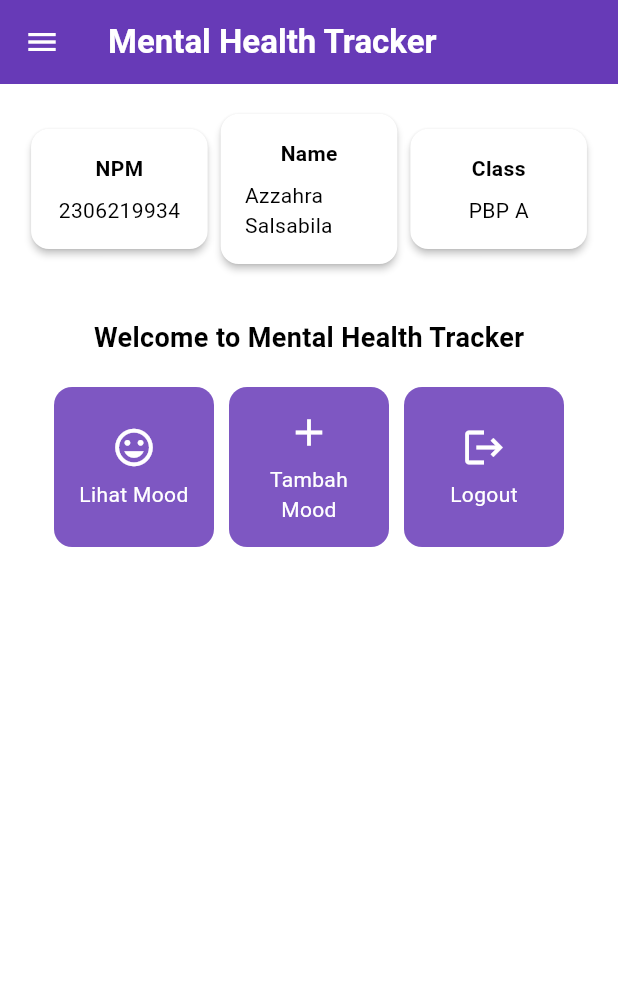
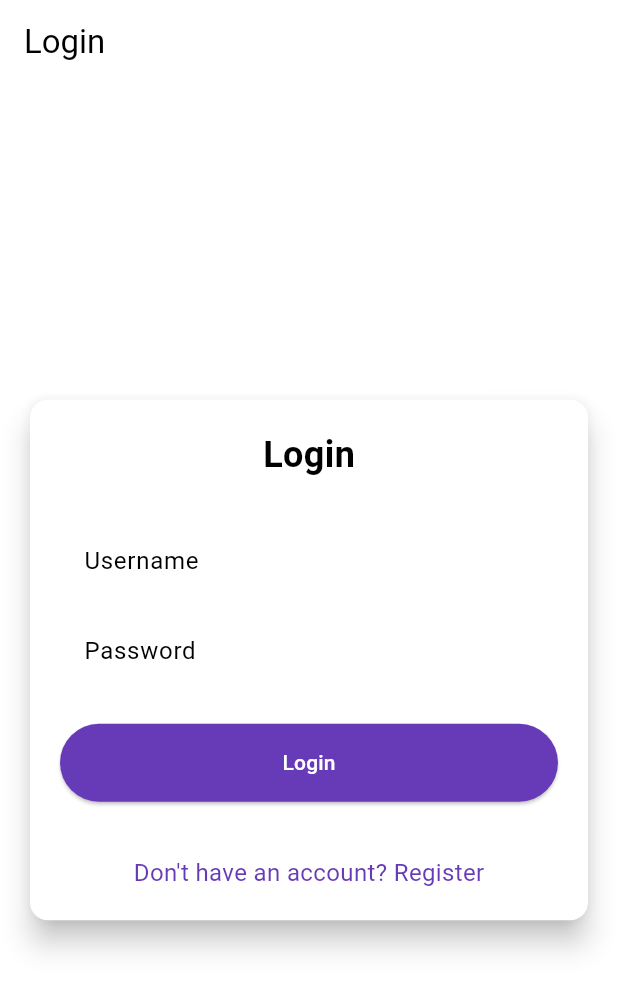
Before and after one commit to jalavienrose/mental-health-tracker-mobile, a Flutter app: the screen it shows after launch, on a phone screen of 412 x 824 dp. Shown: the top 991 px of the screen. Run offline on Flutter 3.47's test engine with Material 3 defaults, Android fonts, the phone set to English and light mode, and no system bars; missing offline and left inert: pbp_django_auth.

```diff
--- a/lib/main.dart
+++ b/lib/main.dart
@@ -1,5 +1,8 @@
 import 'package:flutter/material.dart';
 import 'package:mental_health_tracker/screens/menu.dart';
+import 'package:pbp_django_auth/pbp_django_auth.dart';
+import 'package:provider/provider.dart';
+import 'package:mental_health_tracker/screens/login.dart';
 
 void main() {
   runApp(const MyApp());
@@ -11,29 +14,21 @@ class MyApp extends StatelessWidget {
   // This widget is the root of your application.
   @override
   Widget build(BuildContext context) {
-    return MaterialApp(
-      title: 'Flutter Demo',
+    return Provider(
+      create: (_) {
+        CookieRequest request = CookieRequest();
+        return request;
+      },
+      child: MaterialApp(
+      title: 'Mental Health Tracker',
       theme: ThemeData(
+        useMaterial3: true,
         colorScheme: ColorScheme.fromSwatch(
             primarySwatch: Colors.deepPurple,
         ).copyWith(secondary: Colors.deepPurple[400]),
-        //
-        // TRY THIS: Try running your application with "flutter run". You'll see
-        // the application has a purple toolbar. Then, without quitting the app,
-        // try changing the seedColor in the colorScheme below to Colors.green
-        // and then invoke "hot reload" (save your changes or press the "hot
-        // reload" button in a Flutter-supported IDE, or press "r" if you used
-        // the command line to start the app).
-        //
-        // Notice that the counter didn't reset back to zero; the application
-        // state is not lost during the reload. To reset the state, use hot
-        // restart instead.
-        //
-        // This works for code too, not just values: Most code changes can be
-        // tested with just a hot reload.
-        useMaterial3: true,
       ),
-      home: MyHomePage(),
+      home: const LoginPage(),
+      ),
     );
   }
 }
--- /dev/null
+++ b/lib/screens/login.dart
@@ -0,0 +1,181 @@
+import 'package:mental_health_tracker/screens/menu.dart';
+import 'package:flutter/material.dart';
+import 'package:pbp_django_auth/pbp_django_auth.dart';
+import 'package:provider/provider.dart';
+import 'package:mental_health_tracker/screens/register.dart';
+
+void main() {
+  runApp(const LoginApp());
+}
+
+class LoginApp extends StatelessWidget {
+  const LoginApp({super.key});
+
+  @override
+  Widget build(BuildContext context) {
+    return MaterialApp(
+      title: 'Login',
+      theme: ThemeData(
+        useMaterial3: true,
+        colorScheme: ColorScheme.fromSwatch(
+          primarySwatch: Colors.deepPurple,
+        ).copyWith(secondary: Colors.deepPurple[400]),
+      ),
+      home: const LoginPage(),
+    );
+  }
+}
+
+class LoginPage extends StatefulWidget {
+  const LoginPage({super.key});
+
+  @override
+  State<LoginPage> createState() => _LoginPageState();
+}
+
+class _LoginPageState extends State<LoginPage> {
+  final TextEditingController _usernameController = TextEditingController();
+  final TextEditingController _passwordController = TextEditingController();
+
+  @override
+  Widget build(BuildContext context) {
+    final request = context.watch<CookieRequest>();
+
+    return Scaffold(
+      appBar: AppBar(
+        title: const Text('Login'),
+      ),
+      body: Center(
+        child: SingleChildScrollView(
+          padding: const EdgeInsets.all(16.0),
+          child: Card(
+            elevation: 8,
+            shape: RoundedRectangleBorder(
+              borderRadius: BorderRadius.circular(12.0),
+            ),
+            child: Padding(
+              padding: const EdgeInsets.all(20.0),
+              child: Column(
+                mainAxisSize: MainAxisSize.min,
+                children: [
+                  const Text(
+                    'Login',
+                    style: TextStyle(
+                      fontSize: 24.0,
+                      fontWeight: FontWeight.bold,
+                    ),
+                  ),
+                  const SizedBox(height: 30.0),
+                  TextField(
+                    controller: _usernameController,
+                    decoration: const InputDecoration(
+                      labelText: 'Username',
+                      hintText: 'Enter your username',
+                      border: OutlineInputBorder(
+                        borderRadius: BorderRadius.all(Radius.circular(12.0)),
+                      ),
+                      contentPadding:
+                          EdgeInsets.symmetric(horizontal: 12.0, vertical: 8.0),
+                    ),
+                  ),
+                  const SizedBox(height: 12.0),
+                  TextField(
+                    controller: _passwordController,
+                    decoration: const InputDecoration(
+                      labelText: 'Password',
+                      hintText: 'Enter your password',
+                      border: OutlineInputBorder(
+                        borderRadius: BorderRadius.all(Radius.circular(12.0)),
+                      ),
+                      contentPadding:
+                          EdgeInsets.symmetric(horizontal: 12.0, vertical: 8.0),
+                    ),
+                    obscureText: true,
+                  ),
+                  const SizedBox(height: 24.0),
+                  ElevatedButton(
+                    onPressed: () async {
+                      String username = _usernameController.text;
+                      String password = _passwordController.text;
+
+                      // Cek kredensial
+                      // TODO: Ganti URL dan jangan lupa tambahkan trailing slash (/) di akhir URL!
+                      // Untuk menyambungkan Android emulator dengan Django pada localhost,
+                      // gunakan URL http://10.0.2.2/
+                      final response = await request
+                          .login("http://127.0.0.1:8000/auth/login/", {
+                        'username': username,
+                        'password': password,
+                      });
+
+                      if (request.loggedIn) {
+                        String message = response['message'];
+                        String uname = response['username'];
+                        if (context.mounted) {
+                          Navigator.pushReplacement(
+                            context,
+                            MaterialPageRoute(
+                                builder: (context) => MyHomePage()),
+                          );
+                          ScaffoldMessenger.of(context)
+                            ..hideCurrentSnackBar()
+                            ..showSnackBar(
+                              SnackBar(
+                                  content:
+                                      Text("$message Selamat datang, $uname.")),
+                            );
+                        }
+                      } else {
+                        if (context.mounted) {
+                          showDialog(
+                            context: context,
+                            builder: (context) => AlertDialog(
+                              title: const Text('Login Gagal'),
+                              content: Text(response['message']),
+                              actions: [
+                                TextButton(
+                                  child: const Text('OK'),
+                                  onPressed: () {
+                                    Navigator.pop(context);
+                                  },
+                                ),
+                              ],
+                            ),
+                          );
+                        }
+                      }
+                    },
+                    style: ElevatedButton.styleFrom(
+                      foregroundColor: Colors.white,
+                      minimumSize: Size(double.infinity, 50),
+                      backgroundColor: Theme.of(context).colorScheme.primary,
+                      padding: const EdgeInsets.symmetric(vertical: 16.0),
+                    ),
+                    child: const Text('Login'),
+                  ),
+                  const SizedBox(height: 36.0),
+                  GestureDetector(
+                    onTap: () {
+                      Navigator.push(
+                        context,
+                        MaterialPageRoute(
+                            builder: (context) => const RegisterPage()),
+                      );
+                    },
+                    child: Text(
+                      'Don\'t have an account? Register',
+                      style: TextStyle(
+                        color: Theme.of(context).colorScheme.primary,
+                        fontSize: 16.0,
+                      ),
+                    ),
+                  ),
+                ],
+              ),
+            ),
+          ),
+        ),
+      ),
+    );
+  }
+}
--- a/pubspec.yaml
+++ b/pubspec.yaml
@@ -35,6 +35,9 @@ dependencies:
   # The following adds the Cupertino Icons font to your application.
   # Use with the CupertinoIcons class for iOS style icons.
   cupertino_icons: ^1.0.8
+  provider: ^6.1.2
+  pbp_django_auth: ^0.4.0
+  http: ^1.2.2
 
 dev_dependencies:
   flutter_test:
```
Also changed, not shown: lib/models/mood_entry.dart (added, +65 -0 lines), lib/screens/list_moodentry.dart (added, +91 -0 lines), lib/screens/moodentry_form.dart (+34 -26 lines), lib/screens/register.dart (added, +166 -0 lines), lib/widgets/left_drawer.dart (+12 -0 lines), lib/widgets/mood_card.dart (+36 -2 lines), pubspec.lock, 2 other files.
